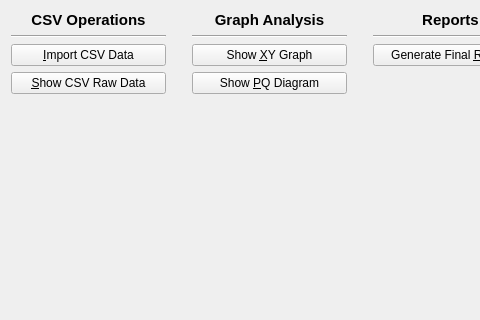
Qt form dp_app/include/UIs/ControlPanelTab.ui (stejskald/FVE-testing-and-data-processing) before a commit; both pictures show x 0 to 480 and y 0 to 320 of the 651 by 458 pixel window.
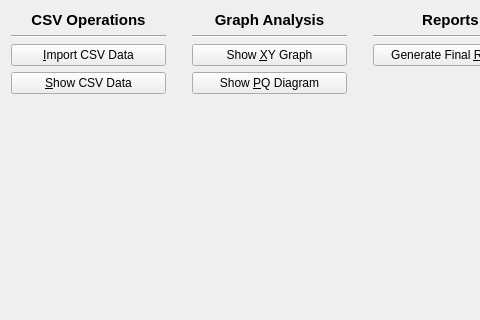
The same form after that commit.

Commit message: - Implemented the section updating the values of dataframe loaded from CSV file - Updated the AbstractTableModel.py with Qt.ItemDataRole.DecorationRole and Qt.ItemDataRole.ToolTipRole - Renamed CSVRawDataTab.py to CSVDataTab.py (also other similar files)

What changed in the file:
```diff
--- a/dp_app/include/UIs/ControlPanelTab.ui
+++ b/dp_app/include/UIs/ControlPanelTab.ui
@@ -60,7 +60,7 @@
        <item>
         <widget class="QPushButton" name="btnShowCSVtable">
          <property name="text">
-          <string>&amp;Show CSV Raw Data</string>
+          <string>&amp;Show CSV Data</string>
          </property>
         </widget>
        </item>
```
Left out of the diff: 6 changed lines with no effect on the pictures. The commit also changes 18 other files.
